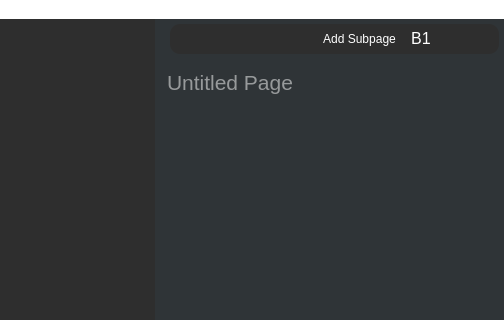
Above: mainwindow.ui from alvi-khan/Marshal before the change; both pictures show x 229 to 733 and y 0 to 320 of the 733 by 504 pixel window. Below: the same form after it.
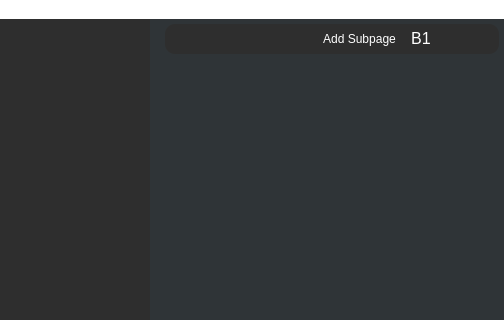
That is the form after the change. Icons and pictures are not drawn. Custom widgets are drawn as their Qt base class.

Commit message: Fixed text size

```diff
--- a/mainwindow.ui
+++ b/mainwindow.ui
@@ -484,7 +484,7 @@
           <property name="font">
            <font>
             <family>Segoe UI</family>
-            <pointsize>16</pointsize>
+            <pointsize>20</pointsize>
             <weight>50</weight>
             <bold>false</bold>
            </font>
@@ -498,7 +498,7 @@
            <string/>
           </property>
           <property name="placeholderText">
-           <string>Untitled Page</string>
+           <string/>
           </property>
          </widget>
         </item>
@@ -527,8 +527,8 @@
             <rect>
              <x>0</x>
              <y>0</y>
-             <width>356</width>
-             <height>347</height>
+             <width>357</width>
+             <height>334</height>
             </rect>
            </property>
            <layout class="QVBoxLayout" name="verticalLayout_7">
```
Left out of the diff: 5 changed lines with no effect on the pictures. The commit also changes 1 other file.
